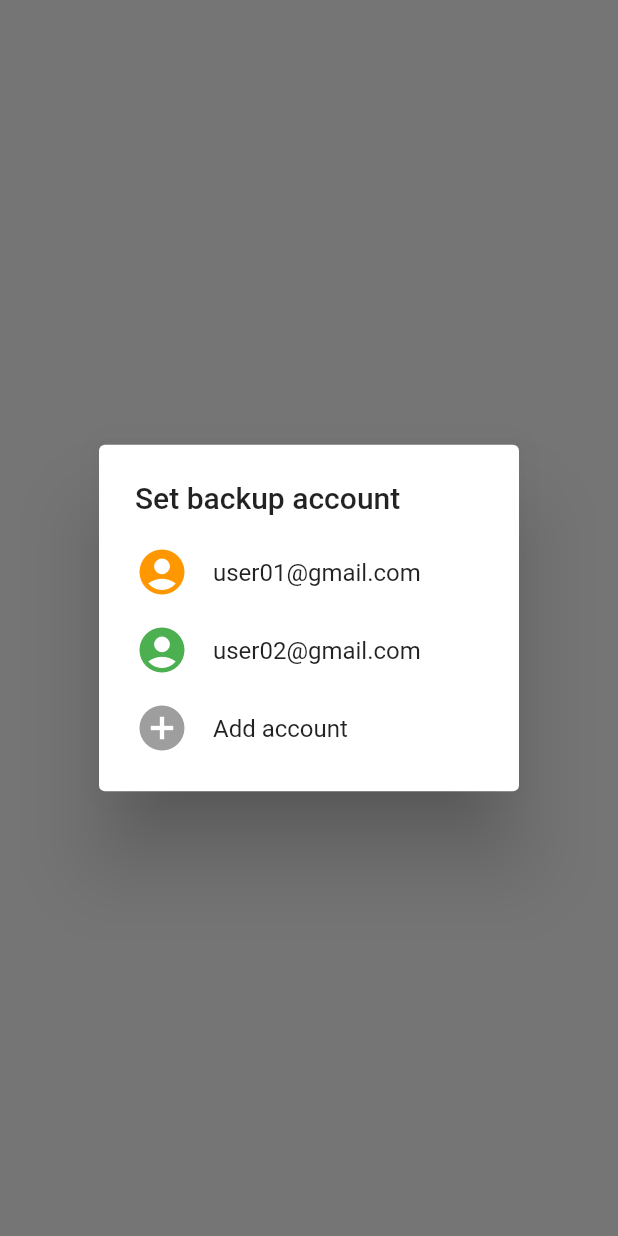
After one commit to organic-nailer/flutter_fast_ui_white, a Flutter app: the AlertsPage screen opened directly, after a tap on "Simple Dialog", on a phone screen of 412 x 824 dp. The commit adds this screen. Run offline on Flutter 3.47's test engine with Material 2 defaults, Android fonts, the light colour scheme and no system bars.

Commit message:
add dialogs

```diff
--- a/lib/main.dart
+++ b/lib/main.dart
@@ -1,5 +1,6 @@
 import 'package:flutter/foundation.dart';
 import 'package:flutter/material.dart';
+import 'package:flutter_fast_ui_white/pages/alerts_page.dart';
 import 'package:flutter_fast_ui_white/pages/app_bar_top_page.dart';
 import 'package:flutter_fast_ui_white/pages/bottom_navigation_page.dart';
 import 'package:flutter_fast_ui_white/pages/button_page.dart';
@@ -123,6 +124,7 @@ class SampleListPage extends StatelessWidget {
     SampleData("CardPage", (_) => CardPage()),
     SampleData("Inputs(Text除く)", (_) => InputsExceptTextPage()),
     SampleData("Chips", (_) => ChipsPage()),
+    SampleData("Dialogs", (_) => AlertsPage())
   ];
 }
 
--- /dev/null
+++ b/lib/pages/alerts_page.dart
@@ -0,0 +1,194 @@
+import 'package:flutter/material.dart';
+
+class AlertsPage extends StatelessWidget {
+  AlertsPage({Key? key}) : super(key: key);
+
+  @override
+  Widget build(BuildContext context) {
+    return Scaffold(
+      body: Center(
+        child: Column(
+          mainAxisSize: MainAxisSize.min,
+          children: [
+            OutlinedButton(
+                onPressed: () {
+                  showDialog(
+                      context: context,
+                      builder: (context) => _alertDialog(context));
+                },
+                child: Text("Alert Dialog")),
+            OutlinedButton(
+                onPressed: () {
+                  showDialog(
+                      context: context,
+                      builder: (context) => _simpleDialog(context));
+                },
+                child: Text("Simple Dialog")),
+            OutlinedButton(
+                onPressed: null,
+                // onPressed: () {
+                //   showDialog(
+                //       context: context,
+                //       builder: (context) => _confirmationDialog(context));
+                // },
+                child: Text("Confirmation Dialog")),
+            OutlinedButton(
+                onPressed: () {
+                  Navigator.push(
+                    context,
+                    MaterialPageRoute<void>(
+                      builder: (BuildContext context) => FullScreenDialog(),
+                      fullscreenDialog: true,
+                    ),
+                  );
+                },
+                child: Text("Full-Screen Dialog")),
+          ],
+        ),
+      ),
+    );
+  }
+
+  AlertDialog _alertDialog(BuildContext context) => AlertDialog(
+        title: Text('Reset settings?'),
+        content: Text(
+            'This will reset your device to its default factory settings.'),
+        actions: [
+          TextButton(
+            onPressed: () => Navigator.pop(context),
+            child: Text('CANCEL'),
+          ),
+          TextButton(
+            onPressed: () => Navigator.pop(context),
+            child: Text('ACCEPT'),
+          ),
+        ],
+      );
+
+  SimpleDialog _simpleDialog(BuildContext context) => SimpleDialog(
+        title: Text('Set backup account'),
+        children: [
+          SimpleDialogItem(
+            icon: Icons.account_circle,
+            color: Colors.orange,
+            text: 'user01@gmail.com',
+            onPressed: () {
+              Navigator.pop(context, 'user01@gmail.com');
+            },
+          ),
+          SimpleDialogItem(
+            icon: Icons.account_circle,
+            color: Colors.green,
+            text: 'user02@gmail.com',
+            onPressed: () {
+              Navigator.pop(context, 'user02@gmail.com');
+            },
+          ),
+          SimpleDialogItem(
+            icon: Icons.add_circle,
+            color: Colors.grey,
+            text: 'Add account',
+            onPressed: () {
+              Navigator.pop(context, 'user02@gmail.com');
+            },
+          ),
+        ],
+      );
+
+  // int? _confirmationDialogIndex;
+  // Widget _confirmationDialog(BuildContext context) => Dialog(
+  //   backgroundColor: Colors.red,
+  //   child: StatefulBuilder(builder: (context, setState) {
+  //     return Column(
+  //       children: [
+  //         Text("Title"),
+  //         Divider(),
+  //         Container(
+  //           height: 200,
+  //           child: SingleChildScrollView(
+  //             child: ListView.builder(
+  //                 itemBuilder: (context, index) => ListTile(
+  //                   leading: Radio(
+  //                     value: index,
+  //                     groupValue: _confirmationDialogIndex,
+  //                     onChanged: (int? value) {
+  //                       setState(() {
+  //                         _confirmationDialogIndex = value;
+  //                       });
+  //                     },
+  //                   ),
+  //                   title: Text("Selection $index"),
+  //                 )),
+  //           ),
+  //         ),
+  //         Divider(),
+  //         Row(
+  //           mainAxisAlignment: MainAxisAlignment.end,
+  //           children: [
+  //             TextButton(
+  //                 onPressed: () {
+  //                   Navigator.of(context).pop();
+  //                 },
+  //                 child: Text("Cancel")),
+  //             SizedBox(
+  //               width: 16,
+  //             ),
+  //             TextButton(
+  //                 onPressed: () {
+  //                   Navigator.of(context).pop();
+  //                 },
+  //                 child: Text("OK")),
+  //           ],
+  //         )
+  //       ],
+  //     );
+  //   }),
+  // );
+}
+
+class SimpleDialogItem extends StatelessWidget {
+  const SimpleDialogItem(
+      {Key? key,
+      required this.icon,
+      required this.color,
+      required this.text,
+      required this.onPressed})
+      : super(key: key);
+
+  final IconData icon;
+  final Color color;
+  final String text;
+  final VoidCallback onPressed;
+
+  @override
+  Widget build(BuildContext context) {
+    return SimpleDialogOption(
+      onPressed: onPressed,
+      child: Row(
+        mainAxisAlignment: MainAxisAlignment.start,
+        crossAxisAlignment: CrossAxisAlignment.center,
+        children: [
+          Icon(icon, size: 36.0, color: color),
+          Padding(
+            padding: const EdgeInsetsDirectional.only(start: 16.0),
+            child: Text(text),
+          ),
+        ],
+      ),
+    );
+  }
+}
+
+class FullScreenDialog extends StatelessWidget {
+  @override
+  Widget build(BuildContext context) {
+    return Scaffold(
+      appBar: AppBar(
+        title: Text('Full-screen Dialog'),
+      ),
+      body: Center(
+        child: Text("Full-screen dialog"),
+      ),
+    );
+  }
+}
```
